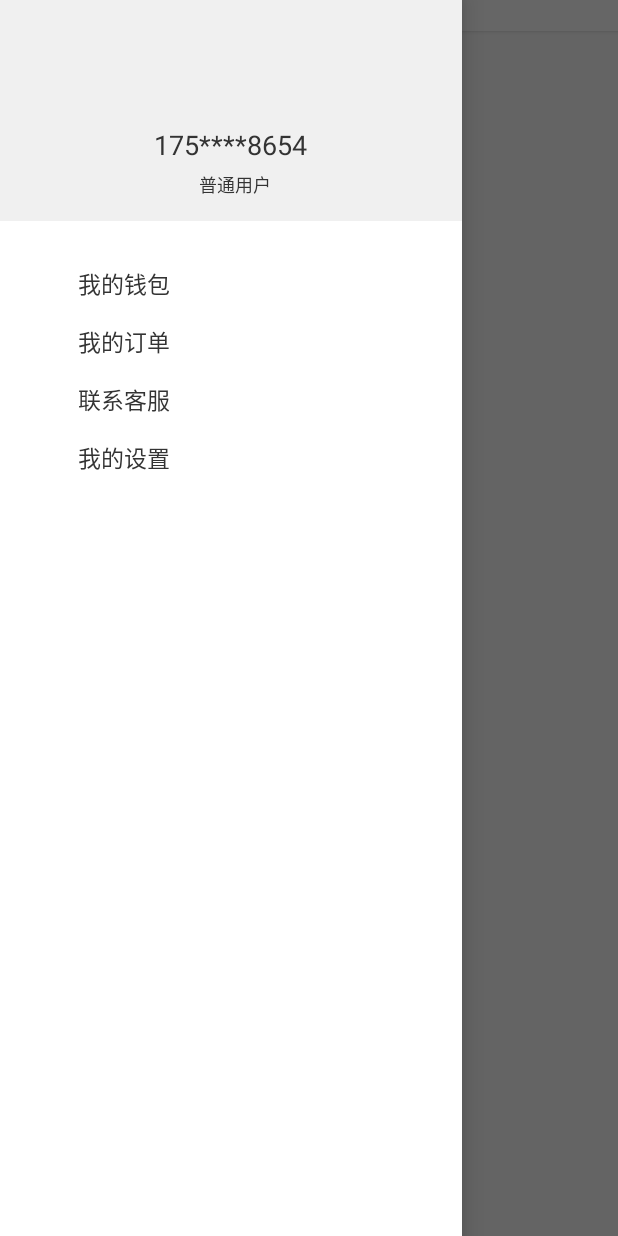
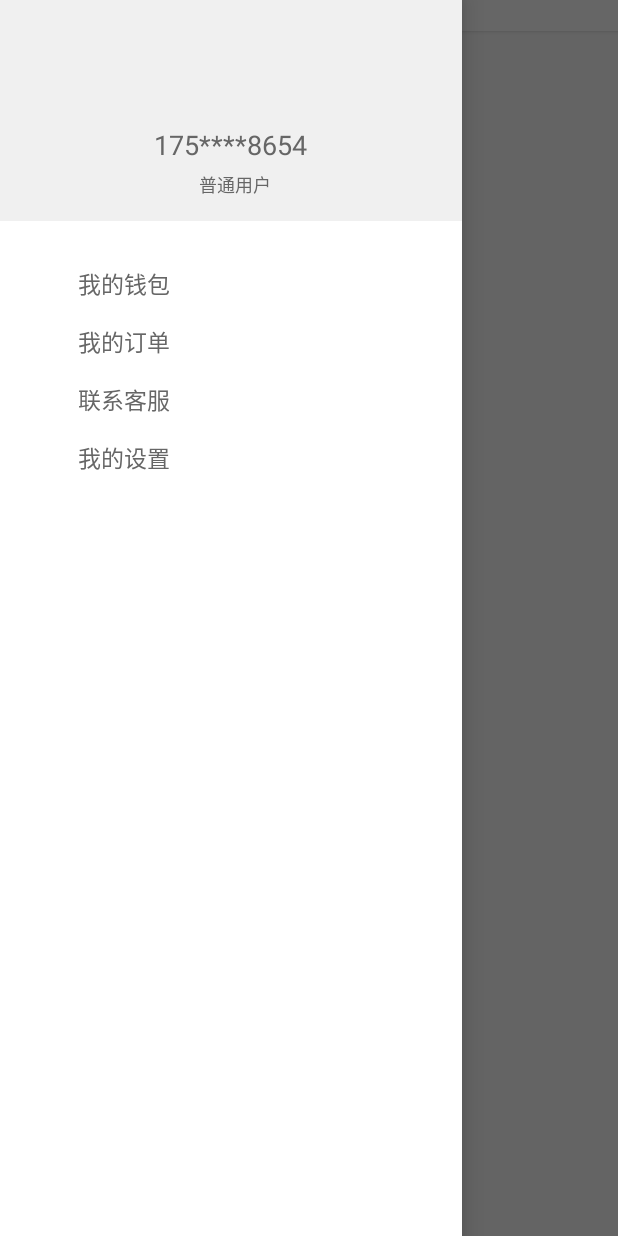
Before and after one commit to xiaoshanshan2011/test, an Android app: the MainActivity screen opened directly, with no data from a screen before it, with the side drawer open, on a phone screen of 412 x 824 dp. Run offline under Robolectric (Android 15) with nearby library versions, the phone set to English and light mode, and no system bars; our stand-ins replace CircleImageView, EventBus, data binding; libraries missing offline, so code that uses them is left out: com.baidu.location, com.baidu.mapapi, com.daimajia.androidanimations; plain views replace MapView, PercentLinearLayout, PercentRelativeLayout; 23 statements that could not run were skipped.

```diff
--- a/PubProject/app/src/main/java/com/pub/ui/activity/SlidingmenuFragment.java
+++ b/PubProject/app/src/main/java/com/pub/ui/activity/SlidingmenuFragment.java
@@ -44,7 +44,7 @@ public class SlidingmenuFragment extends BaseFragment<FgSlidingmenuLayoutBinding
     @Override
     protected void initEvent() {
         super.initEvent();
-
+        mBinding.getRoot().setOnClickListener(this);
     }
 
     @Override
--- a/PubProject/app/src/main/res/layout/fg_slidingmenu_layout.xml
+++ b/PubProject/app/src/main/res/layout/fg_slidingmenu_layout.xml
@@ -41,7 +41,7 @@
                     android:layout_height="wrap_content"
                     android:layout_marginTop="@dimen/d10"
                     android:text="175****8654"
-                    android:textColor="@color/color_333333"
+                    android:textColor="@color/color_666666"
                     android:textSize="@dimen/d18" />
 
                 <com.zhy.android.percent.support.PercentLinearLayout
@@ -63,7 +63,7 @@
                         android:layout_height="wrap_content"
                         android:layout_marginLeft="5dp"
                         android:text="@string/str_ptyh"
-                        android:textColor="@color/color_333333"
+                        android:textColor="@color/color_666666"
                         android:textSize="@dimen/d12" />
                 </com.zhy.android.percent.support.PercentLinearLayout>
 
@@ -90,7 +90,7 @@
                     android:layout_height="wrap_content"
                     android:layout_marginLeft="12dp"
                     android:text="@string/str_qb"
-                    android:textColor="@color/color_333333"
+                    android:textColor="@color/color_666666"
                     android:textSize="@dimen/d15" />
             </com.zhy.android.percent.support.PercentLinearLayout>
 
@@ -114,7 +114,7 @@
                     android:layout_height="wrap_content"
                     android:layout_marginLeft="12dp"
                     android:text="@string/str_dd"
-                    android:textColor="@color/color_333333"
+                    android:textColor="@color/color_666666"
                     android:textSize="@dimen/d15" />
             </com.zhy.android.percent.support.PercentLinearLayout>
 
@@ -138,7 +138,7 @@
                     android:layout_height="wrap_content"
                     android:layout_marginLeft="12dp"
                     android:text="@string/str_kf"
-                    android:textColor="@color/color_333333"
+                    android:textColor="@color/color_666666"
                     android:textSize="@dimen/d15" />
             </com.zhy.android.percent.support.PercentLinearLayout>
 
@@ -162,7 +162,7 @@
                     android:layout_height="wrap_content"
                     android:layout_marginLeft="12dp"
                     android:text="@string/str_sz"
-                    android:textColor="@color/color_333333"
+                    android:textColor="@color/color_666666"
                     android:textSize="@dimen/d15" />
             </com.zhy.android.percent.support.PercentLinearLayout>
         </com.zhy.android.percent.support.PercentLinearLayout>
@@ -192,7 +192,7 @@
                     android:layout_height="wrap_content"
                     android:layout_marginTop="5dp"
                     android:text="@string/str_cwsj"
-                    android:textColor="@color/color_333333"
+                    android:textColor="@color/color_666666"
                     android:textSize="@dimen/d11" />
             </LinearLayout>
 
@@ -214,7 +214,7 @@
                     android:layout_height="wrap_content"
                     android:layout_marginTop="5dp"
                     android:text="@string/str_tjyj"
-                    android:textColor="@color/color_333333"
+                    android:textColor="@color/color_666666"
                     android:textSize="@dimen/d11" />
             </LinearLayout>
         </LinearLayout>
```
